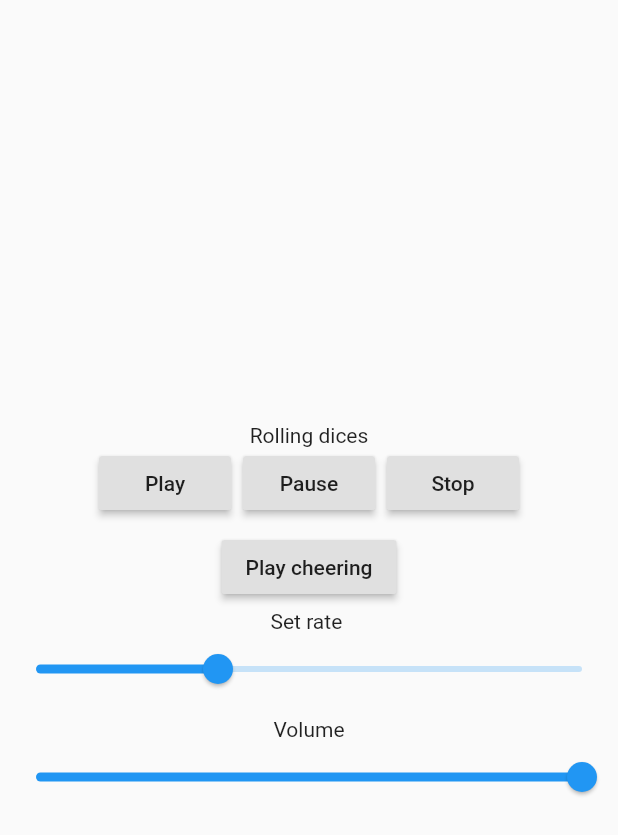
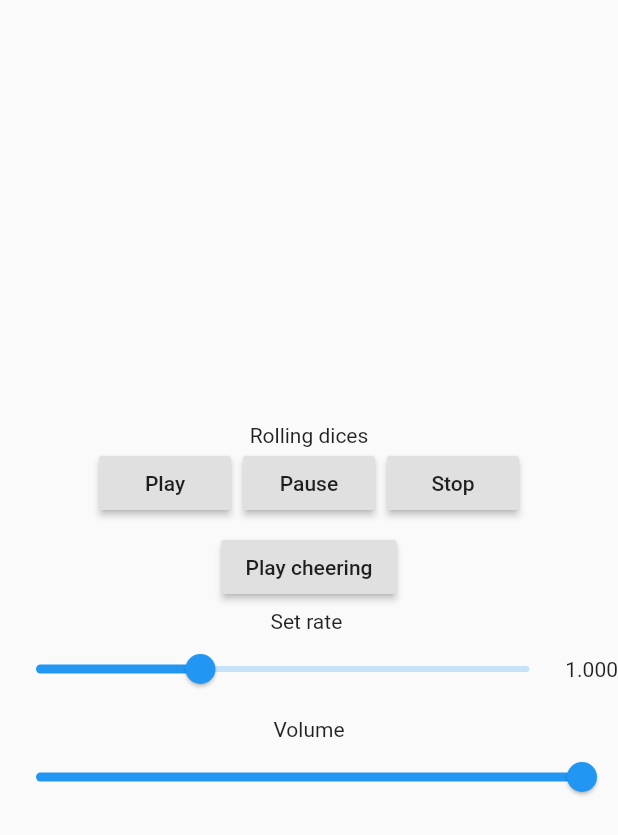
Before and after one commit to ukasz123/soundpool, a Flutter app: the screen it shows after launch, on a phone screen of 412 x 824 dp. Shown: the top 835 px of the screen. Run offline on Flutter 3.47's test engine with Material 2 defaults, Android fonts, the phone set to English and light mode, and no system bars; missing offline and left inert: dart:web_audio.

```diff
--- a/example/lib/main.dart
+++ b/example/lib/main.dart
@@ -71,14 +71,14 @@ class _SimpleAppState extends State<SimpleApp> {
           ),
             SizedBox(height: 4),
               Text('Set rate '),
-              Slider.adaptive(
+              Row(children:[Expanded(child:Slider.adaptive(
                 min: 0.5, max: 2.0,
                 value: _rate,
                 onChanged: (newRate){
                   setState((){_rate = newRate;});
                   _updateCheeringRate();
                 },
-              ),
+              ),), Text('${_rate.toStringAsFixed(3)}'),]),
               SizedBox(height: 8.0),
               Text('Volume'),
             Slider.adaptive(
```
Also changed, not shown: lib/soundpool_web.dart (+26 -3 lines).
